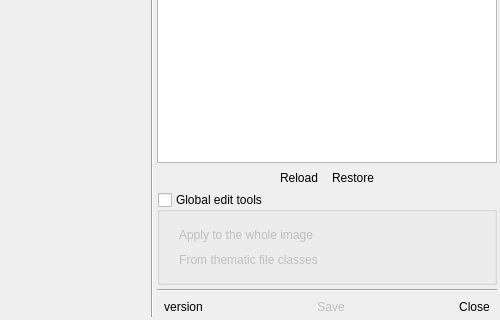
Above: ui/main_dialog.ui from SMByC/ThRasE before the change; both pictures show x 859 to 1359 and y 325 to 645 of the 1359 by 645 pixel window. Below: the same form after it.
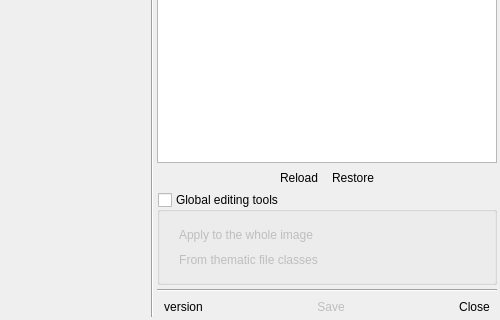
That is the form after the change. Icons and pictures are not drawn. Custom widgets are drawn as their Qt base class.

What changed in the file:
```diff
--- a/ui/main_dialog.ui
+++ b/ui/main_dialog.ui
@@ -757,7 +757,7 @@
          <item>
           <widget class="QGroupBox" name="Widget_GlobalEditTools">
            <property name="title">
-            <string>Global edit tools</string>
+            <string>Global editing tools</string>
            </property>
            <property name="checkable">
             <bool>true</bool>
```
Left out of the diff: 4 changed lines with no effect on the pictures.
